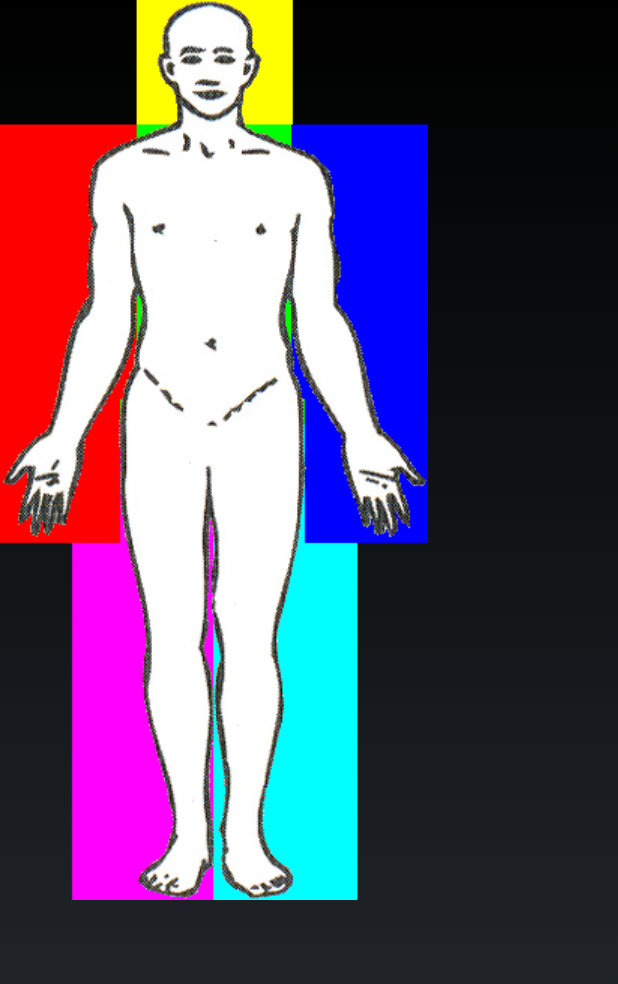
After one commit to ProjectRipple/Ripple-Android, an Android app: the layout patient_diagram.xml on its own in the app's theme, with its tools: preview values and no code run, on a phone screen of 412 x 824 dp. The commit adds this screen. Shown: the top 984 px of the screen. Run offline under Robolectric (Android 15) with nearby library versions, the phone set to English and light mode, and no system bars.

Commit message:
Added patient note fragment
Changed patient diagram to its own layout

```diff
--- /dev/null
+++ b/RippleAndroid/src/main/res/layout/patient_diagram.xml
@@ -0,0 +1,23 @@
+<?xml version="1.0" encoding="utf-8"?>
+
+<FrameLayout
+    xmlns:android="http://schemas.android.com/apk/res/android"
+    xmlns:tools="http://schemas.android.com/tools"
+    android:id="@+id/scenario_patient_image_layout"
+    android:layout_width="wrap_content"
+    android:layout_height="wrap_content"
+    android:layout_below="@+id/spacer_above_head">
+
+    <ImageView
+        android:id="@+id/patient_tag_painted"
+        android:layout_width="wrap_content"
+        android:layout_height="wrap_content"
+        android:src="@drawable/tag_painted"/>
+
+    <ImageView
+        android:id="@+id/patient_tag"
+        android:layout_width="wrap_content"
+        android:layout_height="wrap_content"
+        android:src="@drawable/tag_original"/>
+
+</FrameLayout>
```
Also changed, not shown: RippleAndroid/src/main/java/com/discoverylab/ripple/android/fragment/PatientNoteFragment.java (added, +46 -0 lines), RippleAndroid/src/main/res/layout/fragment_patient_note.xml (added, +10 -0 lines), RippleAndroid/src/main/res/layout/fragment_scenario_note.xml (+1 -19 lines).
